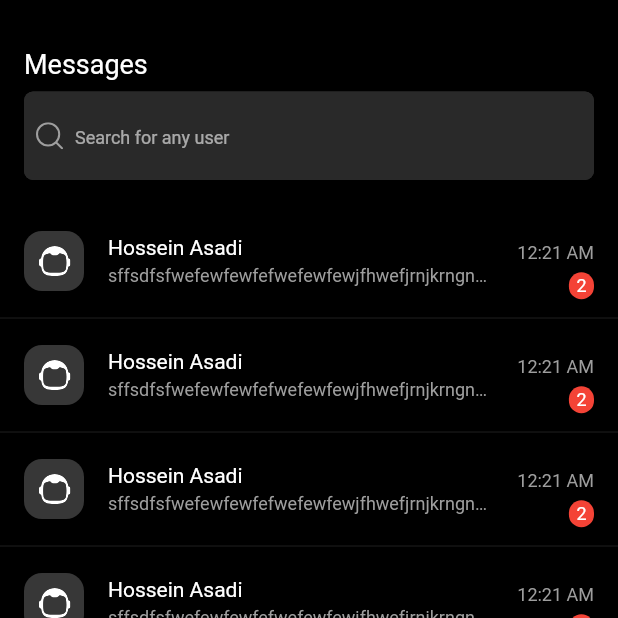
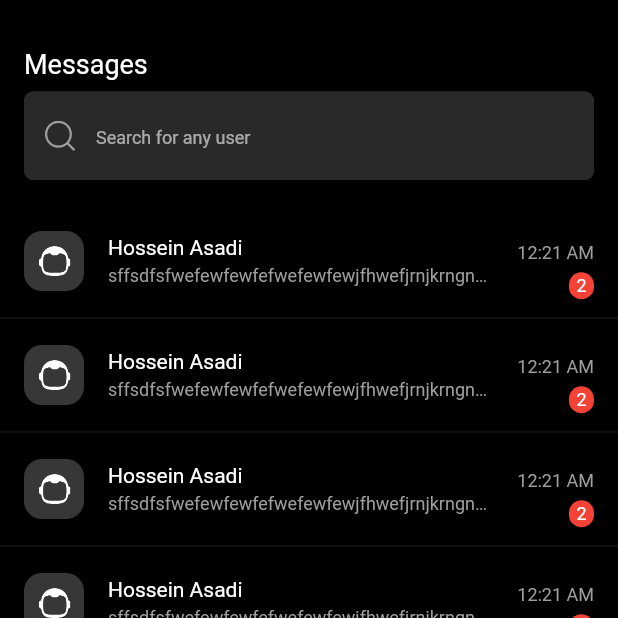
Before and after one commit to Digit41/digit41-app, a Flutter app: the screen it shows after launch, item 4 of the bottom bar chosen, on a phone screen of 412 x 824 dp, the top half of it. Run offline on Flutter 3.47's test engine with Material 2 defaults, Android fonts, the phone set to English and light mode, and no system bars; drawn by our look-alikes of flutter_slidable; our stand-ins replace blur, connectivity_plus, flutter_bloc, flutter_svg, top_snackbar_flutter; missing offline and left inert: emojis; network calls fail.

Commit message:
some modifying on message search field

```diff
--- a/lib/presentation/global_widgets/app_text_form_field.dart
+++ b/lib/presentation/global_widgets/app_text_form_field.dart
@@ -87,13 +87,10 @@ class _AppTextFormFieldState extends State<AppTextFormField> {
         prefixIcon: _hidePrefix
             ? null
             : Padding(
-                padding: const EdgeInsets.symmetric(horizontal: 8.0),
+                padding: const EdgeInsets.symmetric(horizontal: 14.0),
                 child: widget.prefixIcon,
               ),
-        prefixIconConstraints: const BoxConstraints(
-          minHeight: 18.0,
-          minWidth: 18.0,
-        ),
+        // prefixIconConstraints: const BoxConstraints(minWidth: 16.0),
         fillColor: AppTheme.grey,
         filled: _filled,
         enabledBorder: OutlineInputBorder(
--- a/lib/presentation/screens/message/message.dart
+++ b/lib/presentation/screens/message/message.dart
@@ -12,12 +12,7 @@ class Message extends StatelessWidget {
 
   final _search = AppTextFormField(
     hint: Strings.searchForUser,
-    prefixIcon: SvgPicture.asset(
-      Images.searchUnselected,
-      width: 18.0,
-      height: 18.0,
-      color: Colors.grey,
-    ),
+    prefixIcon: SvgPicture.asset(Images.searchUnselected, color: Colors.grey),
     hidePrefixAfterTyping: true,
   );
 
```
